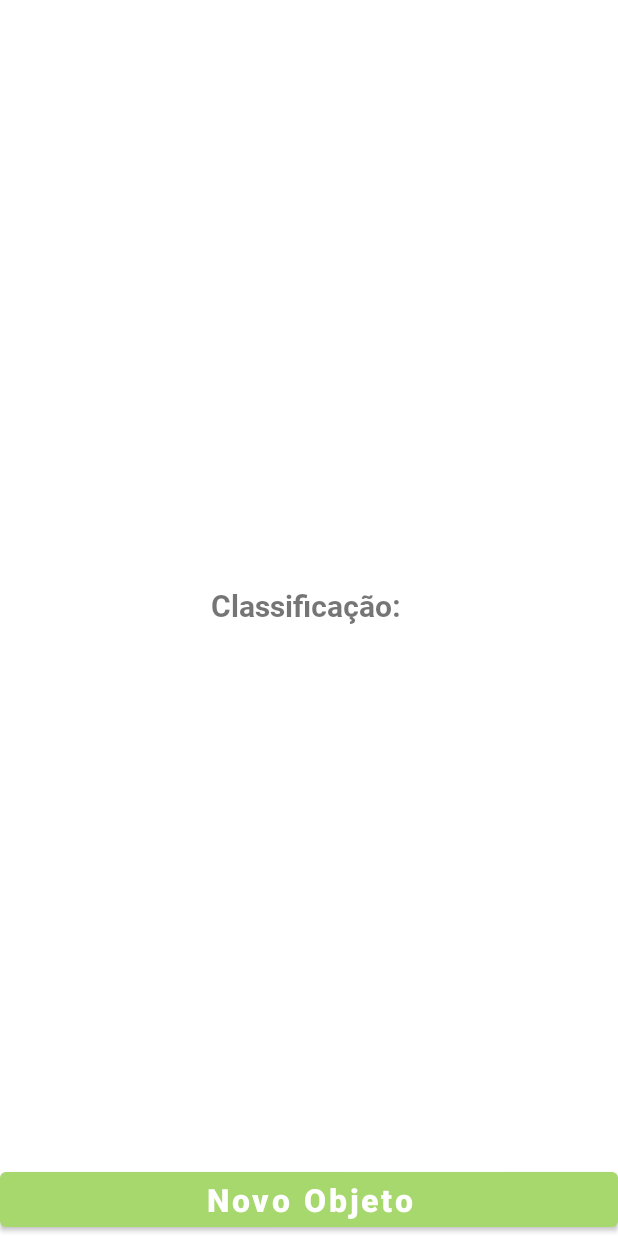
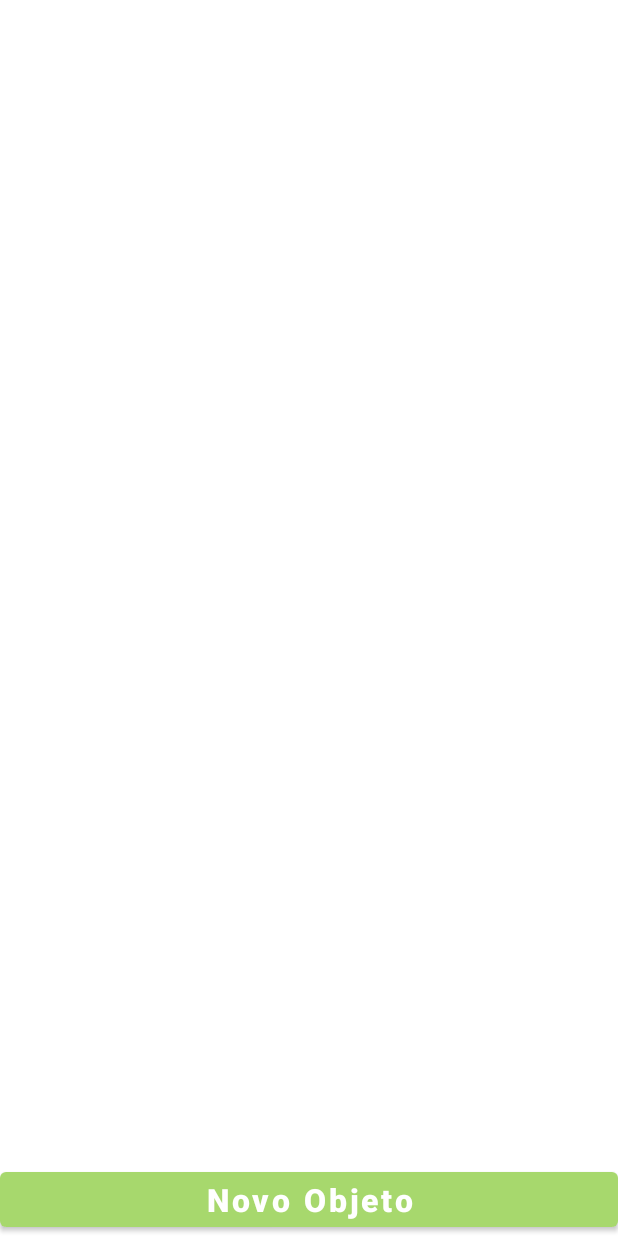
Before and after one commit to adriacostaa/DetectionApp, an Android app: the HomeActivity screen opened directly, with no data from a screen before it, on a phone screen of 412 x 824 dp. Run offline under Robolectric (Android 15) with nearby library versions, the phone set to English and light mode, and no system bars; our stand-ins replace Firebase (no records; nobody signed in at launch, a user with empty details on screens opened directly); libraries missing offline, so code that uses them is left out: org.tensorflow.lite.

Commit message:
ajustar layout de classificacao

```diff
--- a/app/src/main/java/com/example/detectionapp/HomeActivity.java
+++ b/app/src/main/java/com/example/detectionapp/HomeActivity.java
@@ -63,7 +63,7 @@ public class HomeActivity extends AppCompatActivity {
         }
 
         result = findViewById(R.id.result);
-        confidence = findViewById(R.id.confidence);
+        //confidence = findViewById(R.id.confidence);
         imageView = findViewById(R.id.imageView);
         newImage = findViewById(R.id.button);
         txtInformativo = findViewById(R.id.informativo);
--- a/app/src/main/res/layout/activity_home.xml
+++ b/app/src/main/res/layout/activity_home.xml
@@ -28,7 +28,7 @@
         android:layout_width="wrap_content"
         android:layout_height="wrap_content"
         android:layout_centerHorizontal="true"
-        android:text="Classificação: "
+        android:text=" "
         android:textStyle="bold"
         android:textSize="20sp"
         android:fontFamily="@font/roboto_bold"
@@ -39,33 +39,25 @@
     <TextView
         android:layout_width="wrap_content"
         android:layout_height="wrap_content"
-        android:gravity="center_horizontal"
-        android:layout_centerHorizontal="true"
         android:text=""
         android:textColor="#C30000"
         android:textStyle="bold"
         android:textSize="27sp"
         android:id="@+id/result"
         android:layout_below="@+id/classified"
+        android:gravity="center"
+        android:layout_centerHorizontal="true"
         />
+
     <TextView
         android:layout_width="wrap_content"
         android:layout_height="wrap_content"
-        android:layout_centerHorizontal="true"
-        android:text=""
-        android:textColor="#000"
-        android:textSize="22sp"
-        android:id="@+id/confidence"
-        android:layout_below="@+id/result"
-        />
-    <TextView
-        android:layout_width="wrap_content"
-        android:layout_height="wrap_content"
-        android:layout_centerHorizontal="true"
         android:text=""
         android:textSize="22sp"
         android:id="@+id/informativo"
-        android:layout_below="@+id/confidence"
+        android:layout_below="@+id/result"
+        android:gravity="center"
+        android:layout_centerHorizontal="true"
         />
 
 </RelativeLayout>
```
